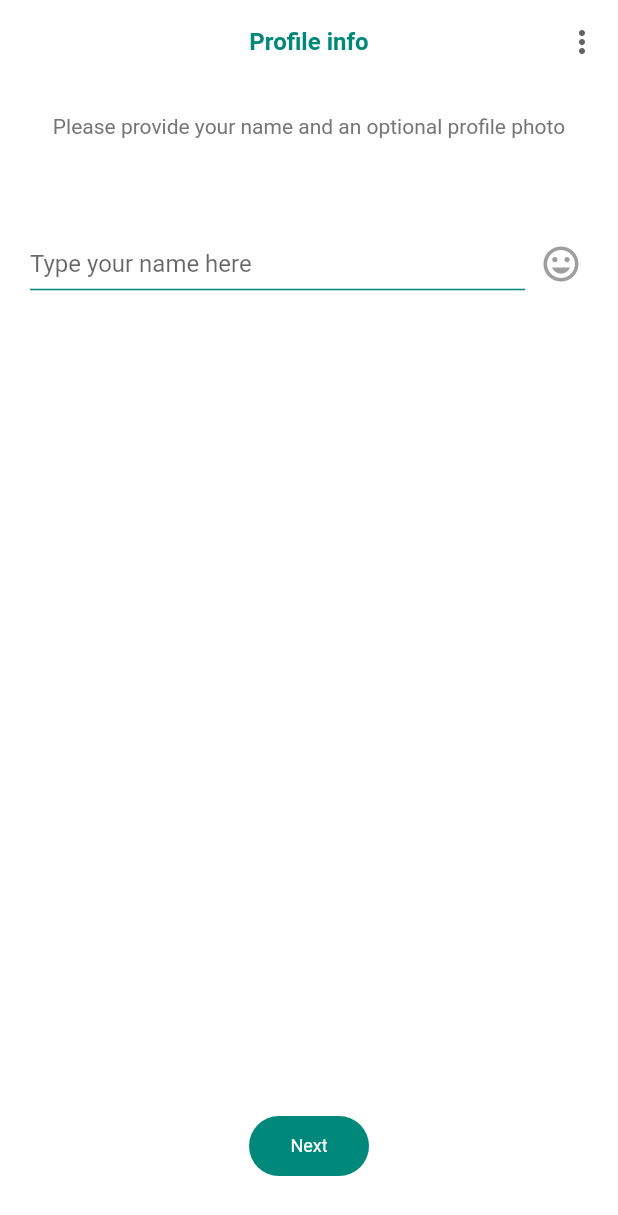
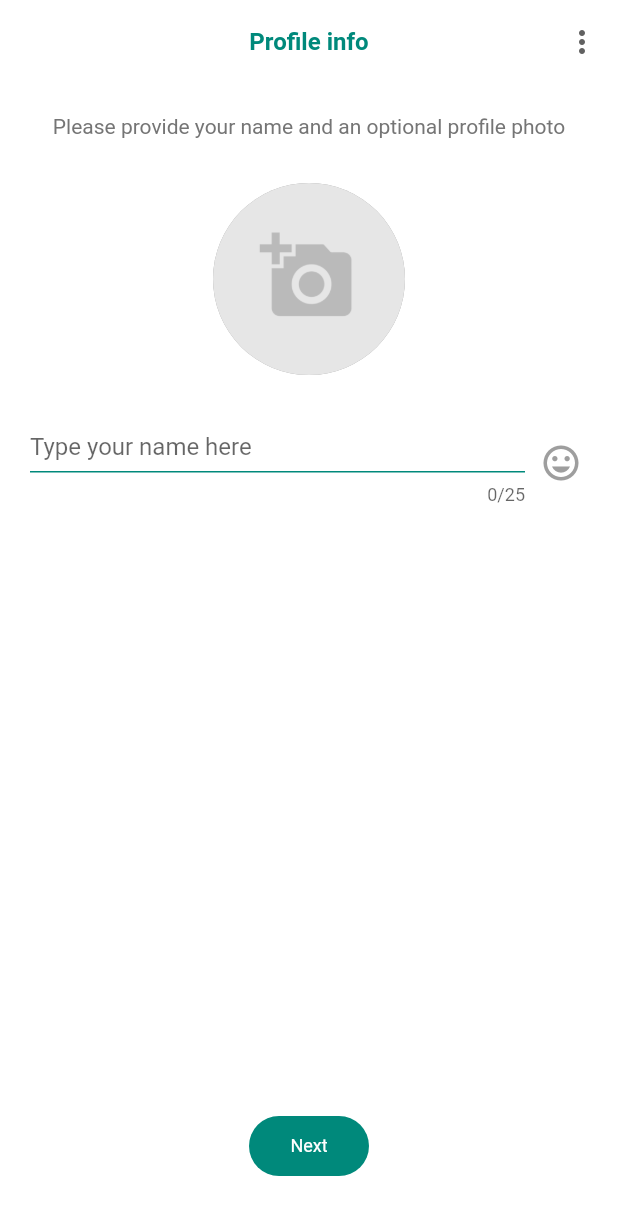
Before and after one commit to shubham24680/WhatsApp, a Flutter app: the ProfileInfo screen opened directly, on a phone screen of 412 x 824 dp. Shown: the top 1215 px of the screen. Run offline on Flutter 3.47's test engine with Material 2 defaults, Android fonts, the phone set to English and light mode, and no system bars; our stand-ins replace country_picker, firebase_auth, firebase_core, google_fonts, image_picker, page_transition and 1 more; accounts and stored records are empty.

Commit message:
profile_info completed

```diff
--- a/lib/Components/route.dart
+++ b/lib/Components/route.dart
@@ -1,7 +1,8 @@
 import 'package:flutter/material.dart';
 import 'package:page_transition/page_transition.dart';
 
-import '/Screens/customer_support.dart';
+import '/Screens/Home/home.dart';
+import '../Screens/contact_support.dart';
 import '/Screens/phone_verification.dart';
 import '/Screens/profile_info.dart';
 import '/Screens/Home/contact.dart';
@@ -14,6 +15,7 @@ route(settings) {
     'otp_help': const OTPHelp(),
     'profile_info': const ProfileInfo(),
     'contact_support': const ContactSupport(),
+    'home': const Home(),
     'contact': const Contact(),
   };
 
--- a/lib/Components/text_style.dart
+++ b/lib/Components/text_style.dart
@@ -43,10 +43,12 @@ class CustomTextField extends StatelessWidget {
     this.autofocus,
     this.fontSize,
     this.cursorHeight,
+    this.focusNode,
   });
 
   final VoidCallback? onTap;
   final TextEditingController? controller;
+  final FocusNode? focusNode;
   final bool? readOnly;
   final String? prefixText;
   final Widget? suffixIcon;
@@ -63,7 +65,9 @@ class CustomTextField extends StatelessWidget {
     return TextFormField(
       onTap: onTap,
       controller: controller,
+      focusNode: focusNode,
       readOnly: readOnly ?? false,
+      maxLength: 25,
       textAlign: textAlign ?? TextAlign.center,
       keyboardType: readOnly == null ? keyboardType : null,
       autofocus: autofocus ?? false,
--- a/lib/Screens/profile_info.dart
+++ b/lib/Screens/profile_info.dart
@@ -1,6 +1,8 @@
 import 'package:flutter/material.dart';
 import 'package:google_fonts/google_fonts.dart';
+import 'package:whatsapp/Components/dialog.dart';
 
+import '/Components/images.dart';
 import '/Components/buttons.dart';
 import '/Components/text_style.dart';
 
@@ -12,6 +14,23 @@ class ProfileInfo extends StatefulWidget {
 }
 
 class _ProfileInfoState extends State<ProfileInfo> {
+  late TextEditingController nameController = TextEditingController();
+  FocusNode focusNode = FocusNode();
+  bool emoji = false;
+
+  @override
+  void initState() {
+    nameController = TextEditingController();
+    super.initState();
+  }
+
+  @override
+  void dispose() {
+    nameController.dispose();
+    focusNode.dispose();
+    super.dispose();
+  }
+
   @override
   Widget build(BuildContext context) {
     appbar() {
@@ -25,6 +44,15 @@ class _ProfileInfoState extends State<ProfileInfo> {
       );
     }
 
+    submitInfo() {
+      if (nameController.text.isEmpty) {
+        customAlertDialog(
+            context, "You are required to enter your name before continuing.");
+      } else {
+        Navigator.pushNamedAndRemoveUntil(context, 'home', (route) => false);
+      }
+    }
+
     return Scaffold(
       appBar: appbar(),
       body: Column(
@@ -35,26 +63,32 @@ class _ProfileInfoState extends State<ProfileInfo> {
             color: Colors.grey[600],
           ),
           const SizedBox(height: 30),
+          const PickImage(),
           const SizedBox(height: 30),
           Padding(
             padding: const EdgeInsets.only(left: 20),
             child: Row(
               children: [
-                const SizedBox(
+                SizedBox(
                   width: 330,
                   child: CustomTextField(
+                    controller: nameController,
+                    focusNode: focusNode,
                     textAlign: TextAlign.left,
                     hintText: "Type your name here",
                   ),
                 ),
-                IconButton(
-                  onPressed: () {},
-                  icon: const Icon(
-                    Icons.insert_emoticon,
-                    color: Colors.grey,
-                    size: 28,
-                  ),
-                )
+                CustomIconButton(
+                  onPressed: () {
+                    setState(() {
+                      emoji = !emoji;
+                    });
+                    emoji ? focusNode.requestFocus() : focusNode.unfocus();
+                  },
+                  icon: emoji ? Icons.keyboard : Icons.insert_emoticon,
+                  color: Colors.grey,
+                  size: 28,
+                ),
               ],
             ),
           ),
@@ -64,7 +98,7 @@ class _ProfileInfoState extends State<ProfileInfo> {
       floatingActionButton: Padding(
         padding: const EdgeInsets.symmetric(vertical: 20),
         child: ElevatedButton(
-          onPressed: () {},
+          onPressed: () => submitInfo(),
           style: ElevatedButton.styleFrom(
             minimumSize: const Size(80, 40),
             shape: RoundedRectangleBorder(
--- a/pubspec.yaml
+++ b/pubspec.yaml
@@ -20,6 +20,7 @@ dependencies:
   permission_handler: ^10.4.3
   file_picker: ^5.3.1
   provider: ^6.0.5
+  image_picker: ^1.0.1
 
 flutter_icons:
   android: "whatsapp"
```
Also changed, not shown: lib/Components/buttons.dart (+41 -1 lines), lib/Components/images.dart (added, +120 -0 lines), lib/Components/permission.dart (+8 -14 lines), lib/Screens/phone_verification.dart (+11 -15 lines), assets/images/photo.png (added), lib/Screens/contact_support.dart (renamed from lib/Screens/customer_support.dart), pubspec.lock, 6 other files.
